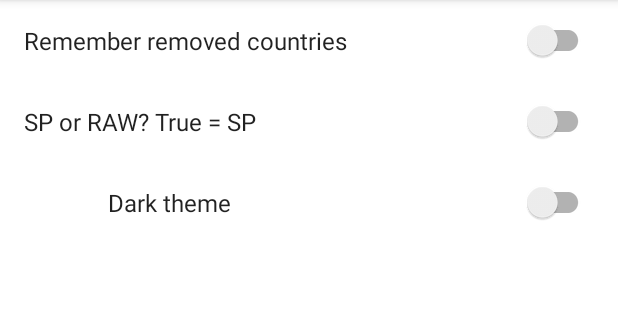
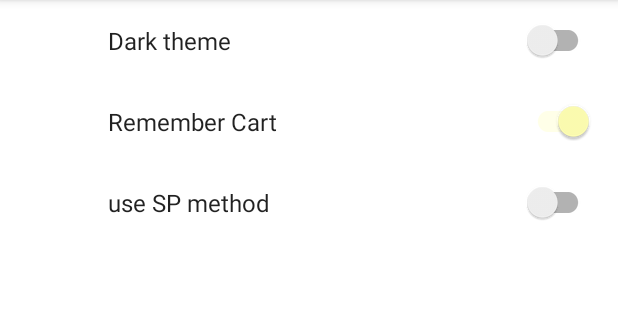
Before and after one commit to nitzan933/supermarket-store, an Android app: the fragment CartRecyclerFrag placed in its activity, after a tap on "settings", on a phone screen of 412 x 824 dp, the part 84-404 px from its top. Run offline under Robolectric (Android 15) with nearby library versions, the phone set to English and light mode, and no system bars; our stand-ins replace androidx.preference.

Commit message:
change theme fix

```diff
--- a/app/src/main/java/com/example/finalproject/ViewModelCart.java
+++ b/app/src/main/java/com/example/finalproject/ViewModelCart.java
@@ -63,10 +63,10 @@ public class ViewModelCart extends AndroidViewModel {
         added = new boolean[originalSize];
         numberOfProducts=0;
         sharedPref = PreferenceManager.getDefaultSharedPreferences(application);
-        boolean remember = sharedPref.getBoolean("rememberRemoved", false);
+        boolean remember = sharedPref.getBoolean("rememberCart", false);
         bb=new byte[100];
 
-        if (!remember) {
+        if (remember) {
            readFile(sharedPref);
       } else {
            resetFile(sharedPref);
@@ -108,12 +108,12 @@ public class ViewModelCart extends AndroidViewModel {
         // SP
         if (sharedPref.getBoolean("useSP", true))
         {
-                    for (int i = originalSize - 1; i >= 0; i--)
-                    {
-                        if (sharedPref.getBoolean(productsList.get(i).getName(), false))
-                                cartList.add(productsList.get(i));
+            for (int i = originalSize - 1; i >= 0; i--)
+            {
+                if (sharedPref.getBoolean(productsList.get(i).getName(), false))
+                        cartList.add(productsList.get(i));
 
-                    }
+            }
 
         }
         // RAW FILE
--- a/app/src/main/res/xml/settings.xml
+++ b/app/src/main/res/xml/settings.xml
@@ -2,40 +2,18 @@
 <PreferenceScreen xmlns:app="http://schemas.android.com/apk/res-auto"
     xmlns:android="http://schemas.android.com/apk/res/android">
 
-    <PreferenceScreen
-        android:layout_width="wrap_content"
-        android:layout_height="wrap_content"
-        app:icon="@android:drawable/ic_menu_manage"
-        app:isPreferenceVisible="false">
-
-        <SwitchPreferenceCompat
-            app:iconSpaceReserved="false"
-            app:key="rememberRemoved"
-            app:title="Remember removed countries" />
-
-        <SwitchPreferenceCompat
-            app:iconSpaceReserved="false"
-            app:key="useSP"
-            app:title="SP or RAW? True = SP" />
-
-
-    </PreferenceScreen>
-    <SwitchPreferenceCompat
-        android:id="@+id/switchPreferenceCompat"
-        android:layout_width="wrap_content"
-        android:layout_height="wrap_content"
-        app:iconSpaceReserved="false"
-        app:key="rememberRemoved"
-        app:title="Remember removed countries" />
-    <SwitchPreferenceCompat
-        android:id="@+id/switchPreferenceCompat2"
-        android:layout_width="wrap_content"
-        android:layout_height="wrap_content"
-        app:iconSpaceReserved="false"
-        app:key="useSP"
-        app:title="SP or RAW? True = SP" />
     <SwitchPreferenceCompat
         android:defaultValue="false"
         android:key="switch_dark_theme"
         android:title="Dark theme" />
+
+    <SwitchPreferenceCompat
+        android:defaultValue="true"
+        android:key="rememberCart"
+        android:title="Remember Cart" />
+
+    <SwitchPreferenceCompat
+        android:defaultValue="false"
+        android:key="useSP"
+        android:title="use SP method" />
 </PreferenceScreen>
```
